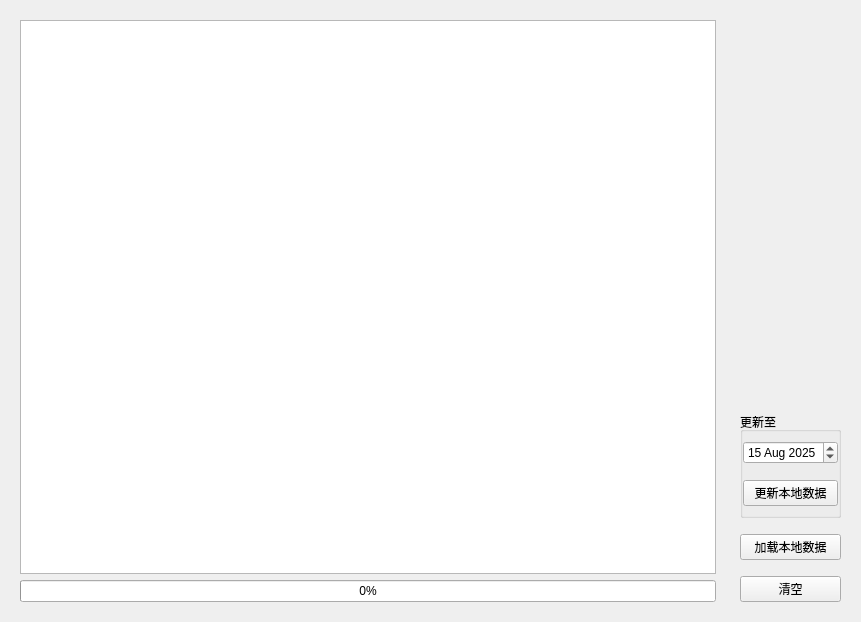
This is ui_page/page_one.ui in DokinWang/MakeMoneyGUI as Qt 5 draws it before an edit. The edited form follows.
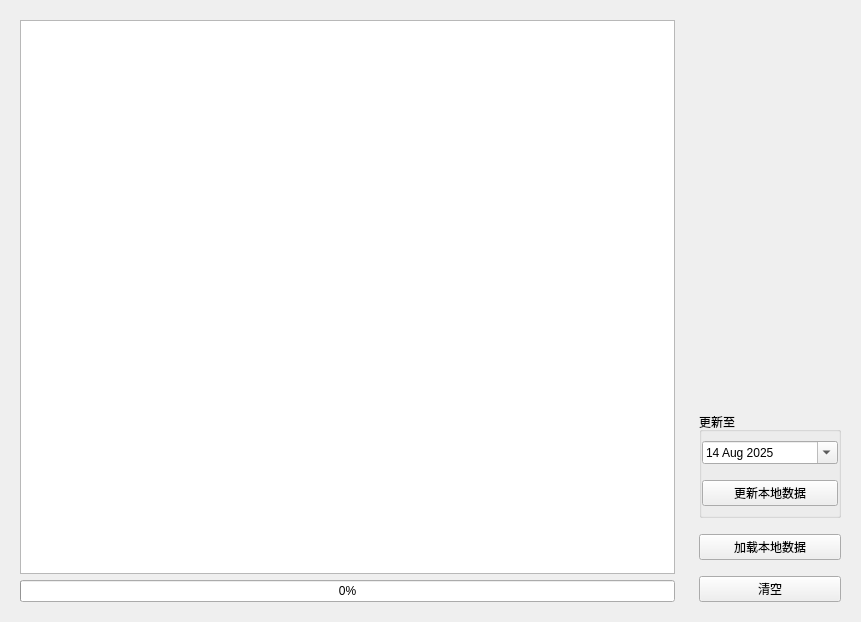
This is the edited form. Custom widgets are drawn as their Qt base class.

```diff
--- a/ui_page/page_one.ui
+++ b/ui_page/page_one.ui
@@ -44,6 +44,12 @@
    </item>
    <item>
     <widget class="QWidget" name="widget" native="true">
+     <property name="minimumSize">
+      <size>
+       <width>160</width>
+       <height>0</height>
+      </size>
+     </property>
      <layout class="QVBoxLayout" name="verticalLayout">
       <item>
        <spacer name="verticalSpacer">
@@ -78,16 +84,22 @@
          </property>
          <item>
           <widget class="QDateEdit" name="update_day">
+           <property name="styleSheet">
+            <string notr="true">font: 11pt &quot;Microsoft YaHei UI&quot;;</string>
+           </property>
            <property name="dateTime">
             <datetime>
-             <hour>0</hour>
+             <hour>16</hour>
              <minute>0</minute>
              <second>0</second>
              <year>2025</year>
              <month>8</month>
-             <day>15</day>
+             <day>14</day>
             </datetime>
            </property>
+           <property name="calendarPopup">
+            <bool>true</bool>
+           </property>
           </widget>
          </item>
          <item>
@@ -108,6 +120,9 @@
          </item>
          <item>
           <widget class="PushButton" name="updateLocalBtn">
+           <property name="styleSheet">
+            <string notr="true">font: 11pt &quot;Microsoft YaHei UI&quot;;</string>
+           </property>
            <property name="text">
             <string>更新本地数据</string>
            </property>
@@ -134,6 +149,9 @@
       </item>
       <item>
        <widget class="PushButton" name="loadLocalBtn">
+        <property name="styleSheet">
+         <string notr="true">font: 11pt &quot;Microsoft YaHei UI&quot;;</string>
+        </property>
         <property name="text">
          <string>加载本地数据</string>
         </property>
@@ -157,6 +175,9 @@
       </item>
       <item>
        <widget class="PushButton" name="updateClearBtn">
+        <property name="styleSheet">
+         <string notr="true">font: 11pt &quot;Microsoft YaHei UI&quot;;</string>
+        </property>
         <property name="text">
          <string>清空</string>
         </property>
```
